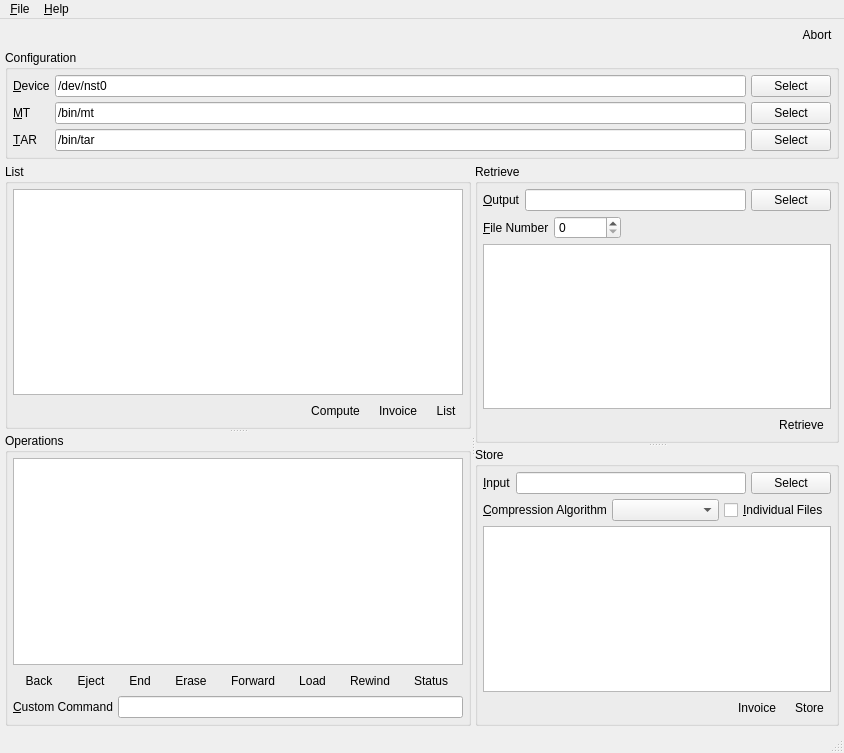
Above: UI/spinware.ui from textbrowser/spinware before the change. Below: the same form after it.
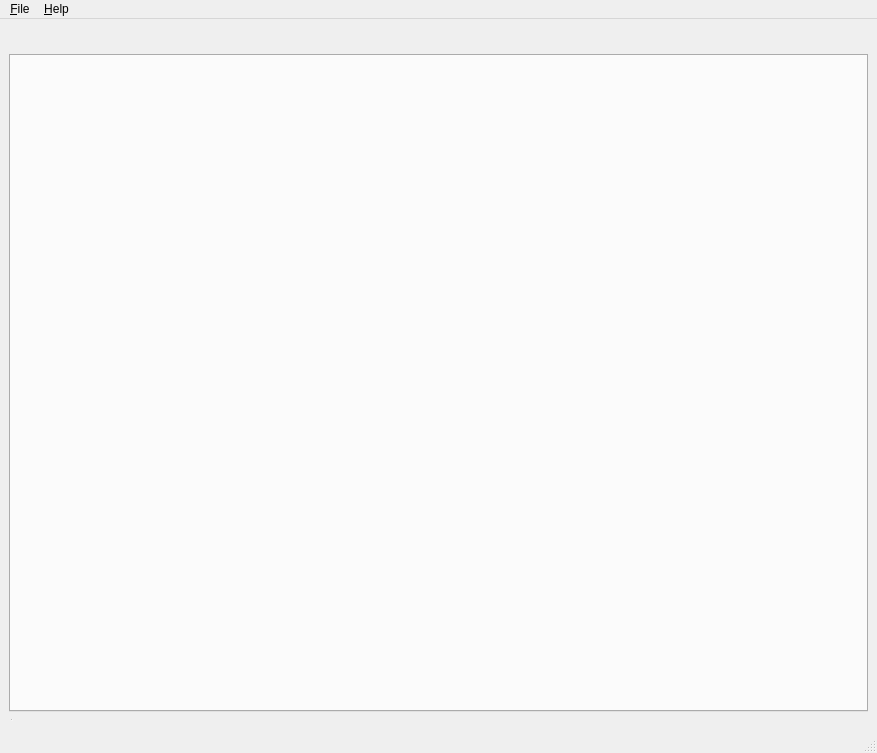
That is the form after the change. Icons and pictures are not drawn.

The edit to the form file:
```diff
--- a/UI/spinware.ui
+++ b/UI/spinware.ui
@@ -6,7 +6,7 @@
    <rect>
     <x>0</x>
     <y>0</y>
-    <width>844</width>
+    <width>877</width>
     <height>753</height>
    </rect>
   </property>
@@ -14,13 +14,7 @@
    <string>spinware</string>
   </property>
   <widget class="QWidget" name="centralwidget">
-   <layout class="QVBoxLayout" name="verticalLayout_4">
-    <property name="spacing">
-     <number>5</number>
-    </property>
-    <property name="margin">
-     <number>5</number>
-    </property>
+   <layout class="QVBoxLayout" name="verticalLayout">
     <item>
      <layout class="QHBoxLayout" name="horizontalLayout_4">
       <property name="spacing">
@@ -46,119 +40,19 @@
         </property>
        </spacer>
       </item>
-      <item>
-       <widget class="QToolButton" name="abort">
-        <property name="toolTip">
-         <string>Abort Current Task</string>
-        </property>
-        <property name="text">
-         <string>Abort</string>
-        </property>
-        <property name="icon">
-         <iconset resource="../Icons/icons.qrc">
-          <normaloff>:/process-stop.png</normaloff>:/process-stop.png</iconset>
-        </property>
-        <property name="iconSize">
-         <size>
-          <width>48</width>
-          <height>48</height>
-         </size>
-        </property>
-        <property name="toolButtonStyle">
-         <enum>Qt::ToolButtonTextUnderIcon</enum>
-        </property>
-        <property name="autoRaise">
-         <bool>true</bool>
-        </property>
-       </widget>
-      </item>
      </layout>
     </item>
     <item>
-     <widget class="QGroupBox" name="groupBox">
-      <property name="title">
-       <string>Configuration</string>
+     <widget class="QTabWidget" name="tab">
+      <property name="currentIndex">
+       <number>-1</number>
       </property>
-      <layout class="QGridLayout" name="gridLayout">
-       <property name="margin">
-        <number>5</number>
-       </property>
-       <property name="spacing">
-        <number>5</number>
-       </property>
-       <item row="0" column="0">
-        <widget class="QLabel" name="label_6">
-         <property name="text">
-          <string>&amp;Device</string>
-         </property>
-         <property name="buddy">
-          <cstring>device</cstring>
-         </property>
-        </widget>
-       </item>
-       <item row="0" column="1">
-        <widget class="QLineEdit" name="device">
-         <property name="text">
-          <string>/dev/nst0</string>
-         </property>
-        </widget>
-       </item>
-       <item row="0" column="2">
-        <widget class="QPushButton" name="device_select">
-         <property name="text">
-          <string>Select</string>
-         </property>
-        </widget>
-       </item>
-       <item row="1" column="0">
-        <widget class="QLabel" name="label">
-         <property name="text">
-          <string>&amp;MT</string>
-         </property>
-         <property name="buddy">
-          <cstring>mt</cstring>
-         </property>
-        </widget>
-       </item>
-       <item row="1" column="1">
-        <widget class="QLineEdit" name="mt">
-         <property name="text">
-          <string>/bin/mt</string>
-         </property>
-        </widget>
-       </item>
-       <item row="1" column="2">
-        <widget class="QPushButton" name="mt_select">
-         <property name="text">
-          <string>Select</string>
-         </property>
-        </widget>
-       </item>
-       <item row="2" column="0">
-        <widget class="QLabel" name="label_2">
-         <property name="text">
-          <string>&amp;TAR</string>
-         </property>
-         <property name="buddy">
-          <cstring>tar</cstring>
-         </property>
-        </widget>
-       </item>
-       <item row="2" column="1">
-        <widget class="QLineEdit" name="tar">
-         <property name="text">
-          <string>/bin/tar</string>
-         </property>
-        </widget>
-       </item>
-       <item row="2" column="2">
-        <widget class="QPushButton" name="tar_select">
-         <property name="text">
-          <string>Select</string>
-         </property>
-        </widget>
-       </item>
-      </layout>
+      <property name="elideMode">
+       <enum>Qt::ElideRight</enum>
+      </property>
+      <property name="tabsClosable">
+       <bool>true</bool>
+      </property>
      </widget>
     </item>
     <item>
@@ -170,679 +64,11 @@
        <property name="orientation">
         <enum>Qt::Vertical</enum>
        </property>
-       <widget class="QGroupBox" name="groupBox_3">
-        <property name="title">
-         <string>List</string>
-        </property>
-        <layout class="QVBoxLayout" name="verticalLayout_2">
-         <property name="spacing">
-          <number>5</number>
-         </property>
-         <property name="margin">
-          <number>5</number>
-         </property>
-         <item>
-          <widget class="QTextBrowser" name="list">
-           <property name="font">
-            <font>
-             <family>Monospace</family>
-            </font>
-           </property>
-          </widget>
-         </item>
-         <item>
-          <layout class="QHBoxLayout" name="horizontalLayout_9">
-           <property name="spacing">
-            <number>5</number>
-           </property>
-           <item>
-            <spacer name="horizontalSpacer_5">
-             <property name="orientation">
-              <enum>Qt::Horizontal</enum>
-             </property>
-             <property name="sizeHint" stdset="0">
-              <size>
-               <width>40</width>
-               <height>20</height>
-              </size>
-             </property>
-            </spacer>
-           </item>
-           <item>
-            <widget class="QToolButton" name="compute">
-             <property name="toolTip">
-              <string>Compute Content Size</string>
-             </property>
-             <property name="text">
-              <string>Compute</string>
-             </property>
-             <property name="icon">
-              <iconset resource="../Icons/icons.qrc">
-               <normaloff>:/calculate.png</normaloff>:/calculate.png</iconset>
-             </property>
-             <property name="iconSize">
-              <size>
-               <width>24</width>
-               <height>24</height>
-              </size>
-             </property>
-             <property name="toolButtonStyle">
-              <enum>Qt::ToolButtonTextUnderIcon</enum>
-             </property>
-             <property name="autoRaise">
-              <bool>true</bool>
-             </property>
-            </widget>
-           </item>
-           <item>
-            <widget class="QToolButton" name="export_invoice">
-             <property name="toolTip">
-              <string>Export Display</string>
-             </property>
-             <property name="text">
-              <string>Invoice</string>
-             </property>
-             <property name="icon">
-              <iconset resource="../Icons/icons.qrc">
-               <normaloff>:/document-save.png</normaloff>:/document-save.png</iconset>
-             </property>
-             <property name="iconSize">
-              <size>
-               <width>24</width>
-               <height>24</height>
-              </size>
-             </property>
-             <property name="toolButtonStyle">
-              <enum>Qt::ToolButtonTextUnderIcon</enum>
-             </property>
-             <property name="autoRaise">
-              <bool>true</bool>
-             </property>
-            </widget>
-           </item>
-           <item>
-            <widget class="QToolButton" name="list_list">
-             <property name="toolTip">
-              <string>List</string>
-             </property>
-             <property name="text">
-              <string>List</string>
-             </property>
-             <property name="icon">
-              <iconset resource="../Icons/icons.qrc">
-               <normaloff>:/view-list-details-symbolic.png</normaloff>:/view-list-details-symbolic.png</iconset>
-             </property>
-             <property name="iconSize">
-              <size>
-               <width>24</width>
-               <height>24</height>
-              </size>
-             </property>
-             <property name="toolButtonStyle">
-              <enum>Qt::ToolButtonTextUnderIcon</enum>
-             </property>
-             <property name="autoRaise">
-              <bool>true</bool>
-             </property>
-            </widget>
-           </item>
-          </layout>
-         </item>
-        </layout>
-       </widget>
-       <widget class="QGroupBox" name="groupBox_2">
-        <property name="title">
-         <string>Operations</string>
-        </property>
-        <layout class="QVBoxLayout" name="verticalLayout_5">
-         <property name="spacing">
-          <number>5</number>
-         </property>
-         <property name="margin">
-          <number>5</number>
-         </property>
-         <item>
-          <widget class="QTextBrowser" name="operation">
-           <property name="font">
-            <font>
-             <family>Monospace</family>
-            </font>
-           </property>
-          </widget>
-         </item>
-         <item>
-          <layout class="QHBoxLayout" name="horizontalLayout_2">
-           <property name="spacing">
-            <number>5</number>
-           </property>
-           <item>
-            <widget class="QToolButton" name="backward">
-             <property name="toolTip">
-              <string>Backward</string>
-             </property>
-             <property name="text">
-              <string>Back</string>
-             </property>
-             <property name="icon">
-              <iconset resource="../Icons/icons.qrc">
-               <normaloff>:/go-previous.png</normaloff>:/go-previous.png</iconset>
-             </property>
-             <property name="iconSize">
-              <size>
-               <width>24</width>
-               <height>24</height>
-              </size>
-             </property>
-             <property name="toolButtonStyle">
-              <enum>Qt::ToolButtonTextUnderIcon</enum>
-             </property>
-             <property name="autoRaise">
-              <bool>true</bool>
-             </property>
-            </widget>
-           </item>
-           <item>
-            <widget class="QToolButton" name="eject">
-             <property name="toolTip">
-              <string>Eject</string>
-             </property>
-             <property name="text">
-              <string>Eject</string>
-             </property>
-             <property name="icon">
-              <iconset resource="../Icons/icons.qrc">
-               <normaloff>:/media-eject.png</normaloff>:/media-eject.png</iconset>
-             </property>
-             <property name="iconSize">
-              <size>
-               <width>24</width>
-               <height>24</height>
-              </size>
-             </property>
-             <property name="toolButtonStyle">
-              <enum>Qt::ToolButtonTextUnderIcon</enum>
-             </property>
-             <property name="autoRaise">
-              <bool>true</bool>
-             </property>
-            </widget>
-           </item>
-           <item>
-            <widget class="QToolButton" name="end">
-             <property name="toolTip">
-              <string>End</string>
-             </property>
-             <property name="text">
-              <string>End</string>
-             </property>
-             <property name="icon">
-              <iconset resource="../Icons/icons.qrc">
-               <normaloff>:/go-last.png</normaloff>:/go-last.png</iconset>
-             </property>
-             <property name="iconSize">
-              <size>
-               <width>24</width>
-               <height>24</height>
-              </size>
-             </property>
-             <property name="toolButtonStyle">
-              <enum>Qt::ToolButtonTextUnderIcon</enum>
-             </property>
-             <property name="autoRaise">
-              <bool>true</bool>
-             </property>
-            </widget>
-           </item>
-           <item>
-            <widget class="QToolButton" name="erase">
-             <property name="toolTip">
-              <string>Erase!</string>
-             </property>
-             <property name="text">
-              <string>Erase</string>
-             </property>
-             <property name="icon">
-              <iconset resource="../Icons/icons.qrc">
-               <normaloff>:/list-remove.png</normaloff>:/list-remove.png</iconset>
-             </property>
-             <property name="iconSize">
-              <size>
-               <width>24</width>
-               <height>24</height>
-              </size>
-             </property>
-             <property name="toolButtonStyle">
-              <enum>Qt::ToolButtonTextUnderIcon</enum>
-             </property>
-             <property name="autoRaise">
-              <bool>true</bool>
-             </property>
-            </widget>
-           </item>
-           <item>
-            <widget class="QToolButton" name="forward">
-             <property name="toolTip">
-              <string>Forward</string>
-             </property>
-             <property name="text">
-              <string>Forward</string>
-             </property>
-             <property name="icon">
-              <iconset resource="../Icons/icons.qrc">
-               <normaloff>:/go-next.png</normaloff>:/go-next.png</iconset>
-             </property>
-             <property name="iconSize">
-              <size>
-               <width>24</width>
-               <height>24</height>
-              </size>
-             </property>
-             <property name="toolButtonStyle">
-              <enum>Qt::ToolButtonTextUnderIcon</enum>
-             </property>
-             <property name="autoRaise">
-              <bool>true</bool>
-             </property>
-            </widget>
-           </item>
-           <item>
-            <widget class="QToolButton" name="load">
-             <property name="toolTip">
-              <string>Load</string>
-             </property>
-             <property name="text">
-              <string>Load</string>
-             </property>
-             <property name="icon">
-              <iconset resource="../Icons/icons.qrc">
-               <normaloff>:/document-open.png</normaloff>:/document-open.png</iconset>
-             </property>
-             <property name="iconSize">
-              <size>
-               <width>24</width>
-               <height>24</height>
-              </size>
-             </property>
-             <property name="toolButtonStyle">
-              <enum>Qt::ToolButtonTextUnderIcon</enum>
-             </property>
-             <property name="autoRaise">
-              <bool>true</bool>
-             </property>
-            </widget>
-           </item>
-           <item>
-            <widget class="QToolButton" name="rewind">
-             <property name="toolTip">
-              <string>Rewind</string>
-             </property>
-             <property name="text">
-              <string>Rewind</string>
-             </property>
-             <property name="icon">
-              <iconset resource="../Icons/icons.qrc">
-               <normaloff>:/go-first.png</normaloff>:/go-first.png</iconset>
-             </property>
-             <property name="iconSize">
-              <size>
-               <width>24</width>
-               <height>24</height>
-              </size>
-             </property>
-             <property name="toolButtonStyle">
-              <enum>Qt::ToolButtonTextUnderIcon</enum>
-             </property>
-             <property name="autoRaise">
-              <bool>true</bool>
-             </property>
-            </widget>
-           </item>
-           <item>
-            <widget class="QToolButton" name="status">
-             <property name="toolTip">
-              <string>Status</string>
-             </property>
-             <property name="text">
-              <string>Status</string>
-             </property>
-             <property name="icon">
-              <iconset resource="../Icons/icons.qrc">
-               <normaloff>:/info.png</normaloff>:/info.png</iconset>
-             </property>
-             <property name="iconSize">
-              <size>
-               <width>24</width>
-               <height>24</height>
-              </size>
-             </property>
-             <property name="toolButtonStyle">
-              <enum>Qt::ToolButtonTextUnderIcon</enum>
-             </property>
-             <property name="autoRaise">
-              <bool>true</bool>
-             </property>
-            </widget>
-           </item>
-          </layout>
-         </item>
-         <item>
-          <layout class="QHBoxLayout" name="horizontalLayout_3">
-           <property name="spacing">
-            <number>5</number>
-           </property>
-           <item>
-            <widget class="QLabel" name="label_3">
-             <property name="text">
-              <string>&amp;Custom Command</string>
-             </property>
-             <property name="buddy">
-              <cstring>operations_custom_command</cstring>
-             </property>
-            </widget>
-           </item>
-           <item>
-            <widget class="QLineEdit" name="operations_custom_command">
-             <property name="toolTip">
-              <string>Please press the Enter key to execute.</string>
-             </property>
-            </widget>
-           </item>
-          </layout>
-         </item>
-        </layout>
-       </widget>
       </widget>
       <widget class="QSplitter" name="splitter">
        <property name="orientation">
         <enum>Qt::Vertical</enum>
        </property>
-       <widget class="QGroupBox" name="groupBox_4">
-        <property name="title">
-         <string>Retrieve</string>
-        </property>
-        <layout class="QVBoxLayout" name="verticalLayout_6">
-         <property name="spacing">
-          <number>5</number>
-         </property>
-         <property name="margin">
-          <number>5</number>
-         </property>
-         <item>
-          <layout class="QHBoxLayout" name="horizontalLayout_15">
-           <property name="spacing">
-            <number>5</number>
-           </property>
-           <item>
-            <widget class="QLabel" name="label_7">
-             <property name="text">
-              <string>&amp;Output</string>
-             </property>
-             <property name="buddy">
-              <cstring>output</cstring>
-             </property>
-            </widget>
-           </item>
-           <item>
-            <widget class="QLineEdit" name="output"/>
-           </item>
-           <item>
-            <widget class="QPushButton" name="output_select">
-             <property name="text">
-              <string>Select</string>
-             </property>
-            </widget>
-           </item>
-          </layout>
-         </item>
-         <item>
-          <layout class="QHBoxLayout" name="horizontalLayout_6">
-           <property name="spacing">
-            <number>5</number>
-           </property>
-           <item>
-            <widget class="QLabel" name="label_9">
-             <property name="text">
-              <string>&amp;File Number</string>
-             </property>
-             <property name="buddy">
-              <cstring>number</cstring>
-             </property>
-            </widget>
-           </item>
-           <item>
-            <widget class="QSpinBox" name="number">
-             <property name="maximum">
-              <number>999999999</number>
-             </property>
-            </widget>
-           </item>
-           <item>
-            <spacer name="horizontalSpacer">
-             <property name="orientation">
-              <enum>Qt::Horizontal</enum>
-             </property>
-             <property name="sizeHint" stdset="0">
-              <size>
-               <width>40</width>
-               <height>20</height>
-              </size>
-             </property>
-            </spacer>
-           </item>
-          </layout>
-         </item>
-         <item>
-          <widget class="QTextBrowser" name="retrieve">
-           <property name="font">
-            <font>
-             <family>Monospace</family>
-            </font>
-           </property>
-          </widget>
-         </item>
-         <item>
-          <layout class="QHBoxLayout" name="horizontalLayout_8">
-           <property name="spacing">
-            <number>5</number>
-           </property>
-           <item>
-            <spacer name="horizontalSpacer_4">
-             <property name="orientation">
-              <enum>Qt::Horizontal</enum>
-             </property>
-             <property name="sizeHint" stdset="0">
-              <size>
-               <width>40</width>
-               <height>20</height>
-              </size>
-             </property>
-            </spacer>
-           </item>
-           <item>
-            <widget class="QToolButton" name="read">
-             <property name="toolTip">
-              <string>Retrieve</string>
-             </property>
-             <property name="text">
-              <string>Retrieve</string>
-             </property>
-             <property name="icon">
-              <iconset resource="../Icons/icons.qrc">
-               <normaloff>:/document-open.png</normaloff>:/document-open.png</iconset>
-             </property>
-             <property name="iconSize">
-              <size>
-               <width>24</width>
-               <height>24</height>
-              </size>
-             </property>
-             <property name="toolButtonStyle">
-              <enum>Qt::ToolButtonTextUnderIcon</enum>
-             </property>
-             <property name="autoRaise">
-              <bool>true</bool>
-             </property>
-            </widget>
-           </item>
-          </layout>
-         </item>
-        </layout>
-       </widget>
-       <widget class="QGroupBox" name="groupBox_7">
-        <property name="title">
-         <string>Store</string>
-        </property>
-        <layout class="QVBoxLayout" name="verticalLayout">
-         <property name="spacing">
-          <number>5</number>
-         </property>
-         <property name="margin">
-          <number>5</number>
-         </property>
-         <item>
-          <layout class="QHBoxLayout" name="horizontalLayout_13">
-           <property name="spacing">
-            <number>5</number>
-           </property>
-           <item>
-            <widget class="QLabel" name="label_5">
-             <property name="text">
-              <string>&amp;Input</string>
-             </property>
-             <property name="buddy">
-              <cstring>input</cstring>
-             </property>
-            </widget>
-           </item>
-           <item>
-            <widget class="QLineEdit" name="input"/>
-           </item>
-           <item>
-            <widget class="QPushButton" name="input_select">
-             <property name="text">
-              <string>Select</string>
-             </property>
-            </widget>
-           </item>
-          </layout>
-         </item>
-         <item>
-          <layout class="QHBoxLayout" name="horizontalLayout">
-           <property name="spacing">
-            <number>5</number>
-           </property>
-           <item>
-            <widget class="QLabel" name="label_4">
-             <property name="text">
-              <string>&amp;Compression Algorithm</string>
-             </property>
-             <property name="buddy">
-              <cstring>compression_algorithms</cstring>
-             </property>
-            </widget>
-           </item>
-           <item>
-            <widget class="QComboBox" name="compression_algorithms">
-             <property name="sizeAdjustPolicy">
-              <enum>QComboBox::AdjustToContents</enum>
-             </property>
-            </widget>
-           </item>
-           <item>
-            <widget class="QCheckBox" name="individual">
-             <property name="toolTip">
-              <string>If the input path specifies a directory, the contents of the specified directory will be individually archived.</string>
-             </property>
-             <property name="text">
-              <string>&amp;Individual Files</string>
-             </property>
-            </widget>
-           </item>
-          </layout>
-         </item>
-         <item>
-          <widget class="QTextBrowser" name="store">
-           <property name="font">
-            <font>
-             <family>Monospace</family>
-            </font>
-           </property>
-          </widget>
-         </item>
-         <item>
-          <layout class="QHBoxLayout" name="horizontalLayout_7">
-           <property name="spacing">
-            <number>5</number>
-           </property>
-           <item>
-            <spacer name="horizontalSpacer_3">
-             <property name="orientation">
-              <enum>Qt::Horizontal</enum>
-             </property>
-             <property name="sizeHint" stdset="0">
-              <size>
-               <width>40</width>
-               <height>20</height>
-              </size>
-             </property>
-            </spacer>
-           </item>
-           <item>
-            <widget class="QToolButton" name="export_store">
-             <property name="toolTip">
-              <string>Export Display</string>
-             </property>
-             <property name="text">
-              <string>Invoice</string>
-             </property>
-             <property name="icon">
-              <iconset resource="../Icons/icons.qrc">
-               <normaloff>:/document-save.png</normaloff>:/document-save.png</iconset>
-             </property>
-             <property name="iconSize">
-              <size>
-               <width>24</width>
-               <height>24</height>
-              </size>
-             </property>
-             <property name="toolButtonStyle">
-              <enum>Qt::ToolButtonTextUnderIcon</enum>
-             </property>
-             <property name="autoRaise">
-              <bool>true</bool>
-             </property>
-            </widget>
-           </item>
-           <item>
-            <widget class="QToolButton" name="write">
-             <property name="toolTip">
-              <string>Store</string>
-             </property>
-             <property name="text">
-              <string>Store</string>
-             </property>
-             <property name="icon">
-              <iconset resource="../Icons/icons.qrc">
-               <normaloff>:/media-record.png</normaloff>:/media-record.png</iconset>
-             </property>
-             <property name="iconSize">
-              <size>
-               <width>24</width>
-               <height>24</height>
-              </size>
-             </property>
-             <property name="toolButtonStyle">
-              <enum>Qt::ToolButtonTextUnderIcon</enum>
-             </property>
-             <property name="autoRaise">
-              <bool>true</bool>
-             </property>
-            </widget>
-           </item>
-          </layout>
-         </item>
-        </layout>
-       </widget>
       </widget>
      </widget>
     </item>
@@ -853,8 +79,8 @@
     <rect>
      <x>0</x>
      <y>0</y>
-     <width>844</width>
-     <height>27</height>
+     <width>877</width>
+     <height>24</height>
     </rect>
    </property>
    <widget class="QMenu" name="menu_File">
```
Left out of the diff: 44 changed lines with no effect on the pictures.
